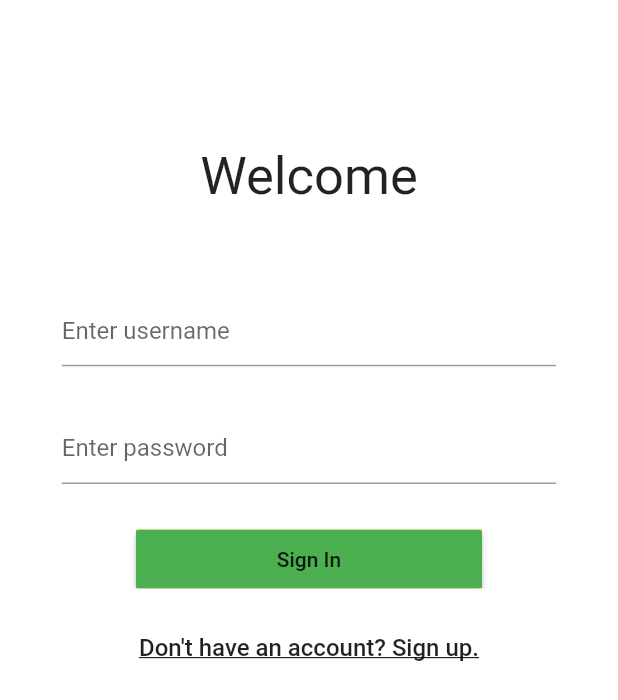
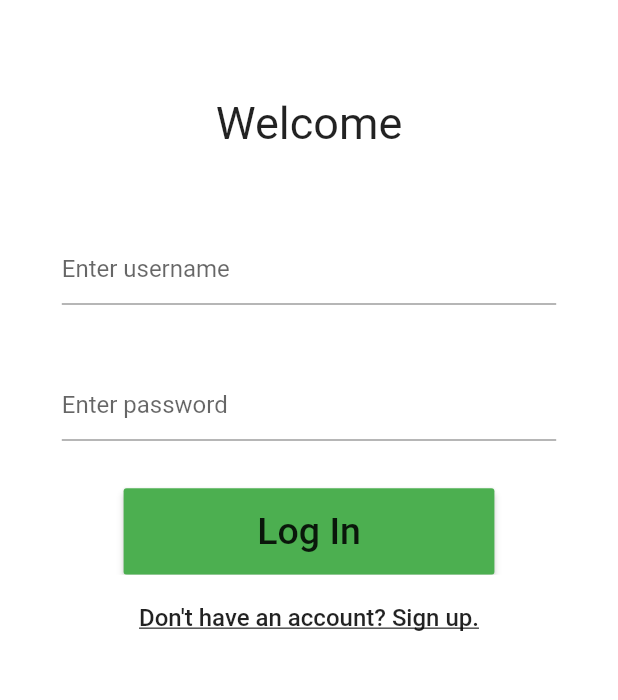
Before and after one commit to Emericen/champion_app, a Flutter app: the screen it shows after launch, on a phone screen of 412 x 824 dp. Shown: the top 700 px of the screen. Run offline on Flutter 3.47's test engine with Material 2 defaults, Android fonts, the phone set to English and light mode, and no system bars; our stand-ins replace flutter_spinkit; missing offline and left inert: leancloud_storage.

Commit message:
log in and sign up UI completed.

```diff
--- a/lib/pages/authentication.dart
+++ b/lib/pages/authentication.dart
@@ -1,6 +1,4 @@
-import 'package:flutter/cupertino.dart';
 import 'package:flutter/material.dart';
-import 'package:flutter/rendering.dart';
 import 'package:champion_app/services/database.dart';
 
 class SignIn extends StatefulWidget {
@@ -10,24 +8,32 @@ class SignIn extends StatefulWidget {
 
 class _SignInState extends State<SignIn> {
 
-  Color background = Colors.white;
+  Map size = {
+    'welcome_w':0.8,
+    'welcome_h':0.15,
+    'welcome_f':30.0,
 
+    'text_w':0.8,
+    'text_h':0.085,
+
+    'space_h':0.025,
+
+    'submit_w':0.6,
+    'submit_h':0.07,
+    'submit_f':25.0,
+
+    'register_w':0.8,
+    'register_h':0.07,
+    'register_f':16.0
+  };
+
+  Map data = {};
   final _formKey = GlobalKey<FormState>();
-  Map data = {};
   Database connection;
 
   String username = '';
   String password = '';
-
   bool showErrorText = false;
-
-  int topFlex = 2;
-  int welcomeFlex = 2;
-  int warningFlex = 1;
-  int textBoxFlex = 2;
-  int buttonFlex = 1;
-  int registerFlex = 2;
-  int bottomFlex = 9;
 
   void enableErrorText() {
     setState(() {
@@ -40,54 +46,36 @@ class _SignInState extends State<SignIn> {
     data = data.isNotEmpty? data : ModalRoute.of(context).settings.arguments;
     connection = data['connection'];
 
+    double width = MediaQuery.of(context).size.width;
+    double height = MediaQuery.of(context).size.height;
+
     return Scaffold(
       resizeToAvoidBottomPadding: false,
-      backgroundColor: background,
+      backgroundColor: Colors.white,
       body: SafeArea(
         child: Form(
           key: _formKey,
           child: Container(
             alignment: Alignment.center,
-            child: FractionallySizedBox(
-              widthFactor: 0.8,
             child: Column(
               children: <Widget>[
-                  Expanded(
-                    flex: topFlex,
-                    child: Container(),
-                  ), // TOP
-                  Expanded(
-                    flex: welcomeFlex,
-                    child: Container(
+                SizedBox(height: size['space_h'] * height),
+                Container(
+                  width: size['welcome_w'] * width,
+                  height: size['welcome_h'] * height,
                   child: Center(
                     child: Text(
                       'Welcome',
                       style: TextStyle(
-                              fontSize: 35
+                        fontSize: size['welcome_f'],
                       ),
                     ),
                   ),
                 ),
-                  ),
-                  Expanded(
-                    flex: warningFlex,
-                    child: Visibility(
-                      visible: showErrorText,
+                Container(
+                  width: size['text_w'] * width,
+                  height: size['text_h'] * height,
                   child: Center(
-                        child:Text(
-                          'Username or password incorrect',
-                          textAlign: TextAlign.center,
-                          style: TextStyle(
-                            fontSize: 20,
-                            color: Colors.red,
-                          ),
-                        ),
-                      ),
-                    ),
-                  ),
-                  Expanded(
-                    flex: textBoxFlex,
-                    child: Container(
                     child: TextFormField(
                       decoration: const InputDecoration(
                         hintText: 'Enter username',
@@ -100,10 +88,12 @@ class _SignInState extends State<SignIn> {
                       },
                     ),
                   ),
-                  ), // USERNAME
-                  Expanded(
-                    flex: textBoxFlex,
-                    child: Container(
+                ),
+                SizedBox(height: size['space_h'] * height),
+                Container(
+                  width: size['text_w'] * width,
+                  height: size['text_h'] * height,
+                  child: Center(
                     child: TextFormField(
                       decoration: const InputDecoration(
                         hintText: 'Enter password',
@@ -117,31 +107,29 @@ class _SignInState extends State<SignIn> {
                       obscureText: true,
                     ),
                   ),
-                  ), // PASSWORD
-                  Expanded(
-                    flex: buttonFlex,
-                    child: Container(
-                      color: Colors.amber,  // for visualization, remove upon finish
-                      child: FractionallySizedBox(
-                          widthFactor: 0.7,
+                ),
+                SizedBox(height: size['space_h'] * height),
+                Container(
+                  width: size['submit_w'] * width,
+                  height: size['submit_h'] * height,
                   child: RaisedButton(
                     color: Colors.green,
                     onPressed: () {
                       if (_formKey.currentState.validate()) {
-//                              print('$username logged in with password $password');
-
-
-
+                        print('$username logged in with password $password');
                       }
                     },
-                            child: Text('Sign In'),
-                          )
+                    child: Text(
+                      'Log In',
+                      style: TextStyle(
+                        fontSize: size['submit_f'],
                       ),
                     ),
-                  ), // BUTTON
-                  Expanded(
-                    flex: registerFlex,
-                    child: Container(
+                  ),
+                ),
+                Container(
+                  width: size['register_w'] * width,
+                  height: size['register_h'] * height,
                   child: FlatButton(
                     color: Colors.white,
                     onPressed: () {
@@ -152,19 +140,13 @@ class _SignInState extends State<SignIn> {
                     child: Text(
                       "Don't have an account? Sign up.",
                       style: TextStyle(
-                            fontSize: 16,
+                        fontSize: size['register_f'],
                         decoration: TextDecoration.underline,
                       ),
                     ),
                   ),
                 ),
-                  ),
-                  Expanded(
-                    flex: bottomFlex,
-                    child: Container(),
-                  ), // BOTTOM
               ],
-              ),
             ),
           ),
         ),
--- a/lib/pages/loading.dart
+++ b/lib/pages/loading.dart
@@ -26,6 +26,7 @@ class _LoadingState extends State<Loading> {
   @override
   Widget build(BuildContext context) {
     return Scaffold(
+      resizeToAvoidBottomPadding: false,
       body: Center(
         child: SpinKitFadingCircle(
           color: Colors.green,
```
Also changed, not shown: lib/pages/home.dart (+126 -7 lines), lib/pages/register.dart (+53 -71 lines), 6 other files. Lines whose indentation alone changed are shown as unchanged.
